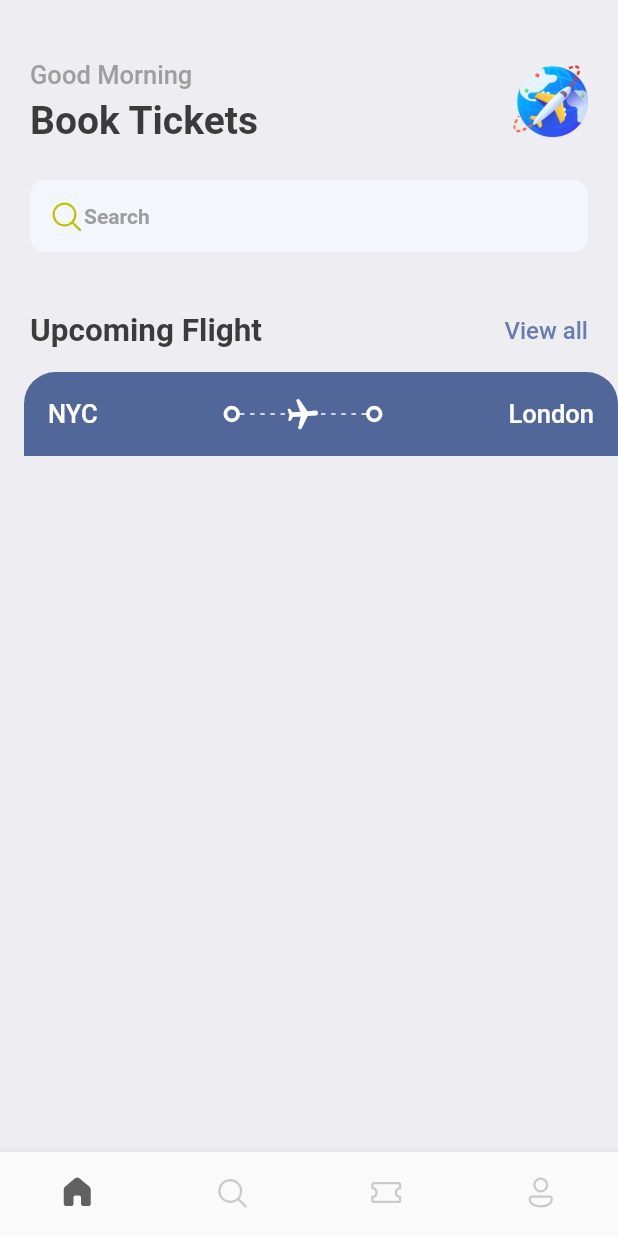
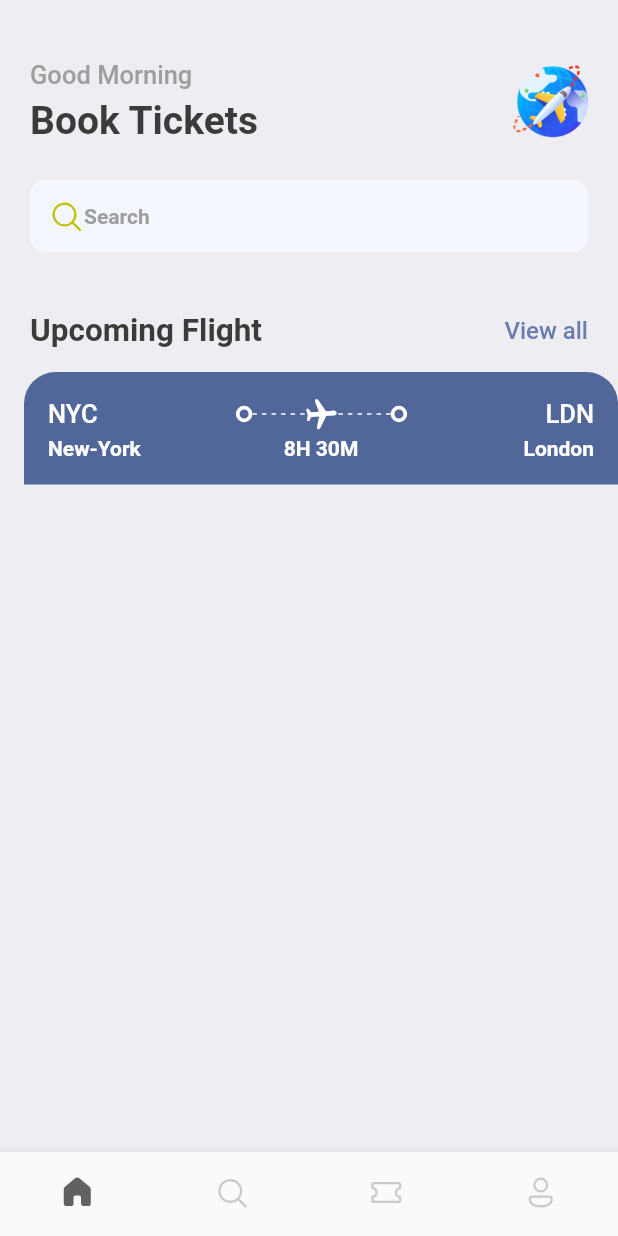
Before and after one commit to NGOMNGOM/Ticket-Booking-App, a Flutter app: the screen it shows after launch, on a phone screen of 412 x 824 dp. Run offline on Flutter 3.47's test engine with Material 2 defaults, Android fonts, the phone set to English and light mode, and no system bars; our stand-ins replace fluentui_icons, gap.

Commit message:
Ticket blue part

```diff
--- a/ticket_booking_app/lib/screens/ticket_view.dart
+++ b/ticket_booking_app/lib/screens/ticket_view.dart
@@ -1,4 +1,5 @@
 import 'package:flutter/material.dart';
+import 'package:gap/gap.dart';
 import 'package:ticket_booking_app/utils/app_layout.dart';
 
 import '../utils/style.dart';
@@ -71,9 +72,31 @@ class TicketView extends StatelessWidget {
                         ),
                         ThickContainer(),
                         const Spacer(),
-                        Text("London",
+                        Text("LDN",
                             style: Style.headLineStlye3
                                 .copyWith(color: Colors.white))
+                      ],
+                    ),
+                    const Gap(3),
+                    Row(
+                      mainAxisAlignment: MainAxisAlignment.spaceBetween,
+                      children: [
+                        SizedBox(
+                          width: 100,
+                          child: Text("New-York",
+                              style: Style.headLineStlye4
+                                  .copyWith(color: Colors.white)),
+                        ),
+                        Text("8H 30M",
+                            style: Style.headLineStlye4
+                                .copyWith(color: Colors.white)),
+                        SizedBox(
+                          width: 100,
+                          child: Text("London",
+                              textAlign: TextAlign.end,
+                              style: Style.headLineStlye4
+                                  .copyWith(color: Colors.white)),
+                        ),
                       ],
                     )
                   ],
```
